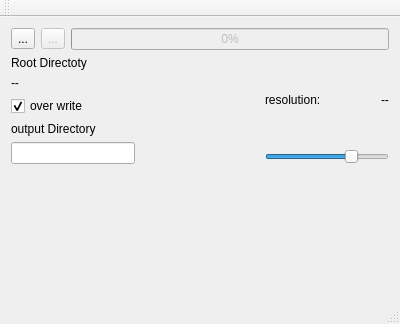
First picture: the form in mainwindow.ui, repository yoavmil/PicsShrinker, before the edit.
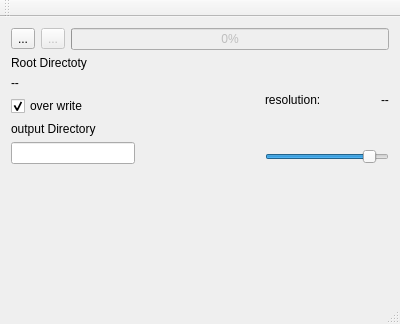
Second picture: the form after the edit. Icons and pictures are not drawn.

Commit message: parallel image shrinking

What changed in the file:
```diff
--- a/mainwindow.ui
+++ b/mainwindow.ui
@@ -168,8 +168,11 @@
           <property name="maximum">
            <number>100</number>
           </property>
+          <property name="value">
+           <number>90</number>
+          </property>
           <property name="sliderPosition">
-           <number>75</number>
+           <number>90</number>
           </property>
           <property name="orientation">
            <enum>Qt::Horizontal</enum>
```
The commit also changes 2 other files.
